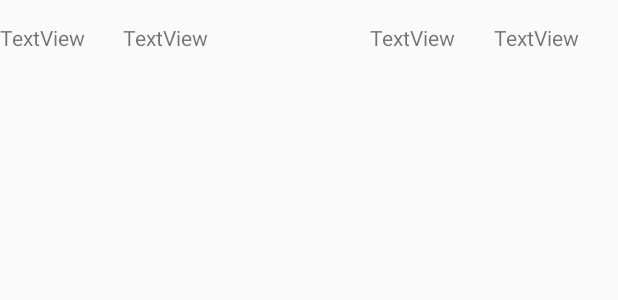
After one commit to woodcut/Atm_Class, an Android app: the layout finance_row.xml on its own in the app's theme, with its tools: preview values and no code run, on a phone screen of 412 x 824 dp. The commit adds this screen. Shown: the top 300 px of the screen. Run offline under Robolectric (Android 15) with nearby library versions, the phone set to English and light mode, and no system bars.

Commit message:
客製化消費清單

```diff
--- a/app/src/main/java/com/tom/atm/FinanceActivity.java
+++ b/app/src/main/java/com/tom/atm/FinanceActivity.java
@@ -35,10 +35,12 @@ public class FinanceActivity extends AppCompatActivity {
         dbHelper = new MyDBHelper(this, "expense.db", null, 1);
         Cursor c = dbHelper.getReadableDatabase()
                 .query("exp", null, null, null, null, null, null);
-        String[] from = {"info", "amount"};
-        int[] to = {android.R.id.text1, android.R.id.text2};
+        String[] from = {"_id", "info", "amount", "cdate"};
+//        int[] to = {android.R.id.text1, android.R.id.text2};
+        int[] to = {R.id.item_id, R.id.item_info, R.id.item_amount, R.id.item_cdate};
         SimpleCursorAdapter adapter = new SimpleCursorAdapter(this,
-                android.R.layout.simple_list_item_2,
+//                android.R.layout.simple_list_item_2,
+                R.layout.finance_row,
                 c, from, to, 0);
         list.setAdapter(adapter);
 
--- /dev/null
+++ b/app/src/main/res/layout/finance_row.xml
@@ -0,0 +1,34 @@
+<?xml version="1.0" encoding="utf-8"?>
+<LinearLayout xmlns:android="http://schemas.android.com/apk/res/android"
+    android:orientation="horizontal" android:layout_width="match_parent"
+    android:layout_height="wrap_content"
+    android:layout_marginTop="15dp">
+
+    <TextView
+        android:text="TextView"
+        android:layout_width="0dp"
+        android:layout_height="wrap_content"
+        android:id="@+id/item_id"
+        android:layout_weight="1" />
+
+    <TextView
+        android:text="TextView"
+        android:layout_width="0dp"
+        android:layout_height="wrap_content"
+        android:id="@+id/item_info"
+        android:layout_weight="2" />
+
+    <TextView
+        android:text="TextView"
+        android:layout_width="0dp"
+        android:layout_height="wrap_content"
+        android:id="@+id/item_amount"
+        android:layout_weight="1" />
+
+    <TextView
+        android:text="TextView"
+        android:layout_width="0dp"
+        android:layout_height="wrap_content"
+        android:id="@+id/item_cdate"
+        android:layout_weight="1" />
+</LinearLayout>
```
